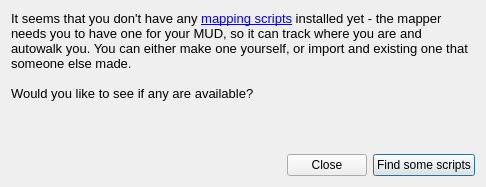
The window that src/ui/lacking_mapper_script.ui (Mudlet/Mudlet) describes before a commit, drawn with Qt 5.
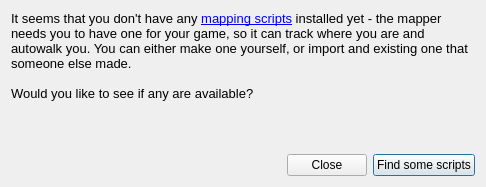
The same window after the commit.

Commit message: Rename "MUD" to "game" everywhere (except in "Mudlet")

The edit to the form file:
```diff
--- a/src/ui/lacking_mapper_script.ui
+++ b/src/ui/lacking_mapper_script.ui
@@ -39,7 +39,7 @@
 &lt;html&gt;&lt;head&gt;&lt;meta name=&quot;qrichtext&quot; content=&quot;1&quot; /&gt;&lt;style type=&quot;text/css&quot;&gt;
 p, li { white-space: pre-wrap; }
 &lt;/style&gt;&lt;/head&gt;&lt;body style=&quot; font-family:'Ubuntu'; font-size:10pt; font-weight:400; font-style:normal;&quot;&gt;
-&lt;p style=&quot; margin-top:0px; margin-bottom:0px; margin-left:0px; margin-right:0px; -qt-block-indent:0; text-indent:0px;&quot;&gt;It seems that you don't have any &lt;a href=&quot;http://wiki.mudlet.org/w/Mapping_script&quot;&gt;&lt;span style=&quot; text-decoration: underline; color:#0000ff;&quot;&gt;mapping scripts&lt;/span&gt;&lt;/a&gt; installed yet - the mapper needs you to have one for your MUD, so it can track where you are and autowalk you. You can either make one yourself, or import and existing one that someone else made.&lt;/p&gt;
+&lt;p style=&quot; margin-top:0px; margin-bottom:0px; margin-left:0px; margin-right:0px; -qt-block-indent:0; text-indent:0px;&quot;&gt;It seems that you don't have any &lt;a href=&quot;http://wiki.mudlet.org/w/Mapping_script&quot;&gt;&lt;span style=&quot; text-decoration: underline; color:#0000ff;&quot;&gt;mapping scripts&lt;/span&gt;&lt;/a&gt; installed yet - the mapper needs you to have one for your game, so it can track where you are and autowalk you. You can either make one yourself, or import and existing one that someone else made.&lt;/p&gt;
 &lt;p style=&quot;-qt-paragraph-type:empty; margin-top:0px; margin-bottom:0px; margin-left:0px; margin-right:0px; -qt-block-indent:0; text-indent:0px;&quot;&gt;&lt;/p&gt;
 &lt;p style=&quot; margin-top:0px; margin-bottom:0px; margin-left:0px; margin-right:0px; -qt-block-indent:0; text-indent:0px;&quot;&gt;Would you like to see if any are available?&lt;/p&gt;&lt;/body&gt;&lt;/html&gt;</string>
      </property>
```
